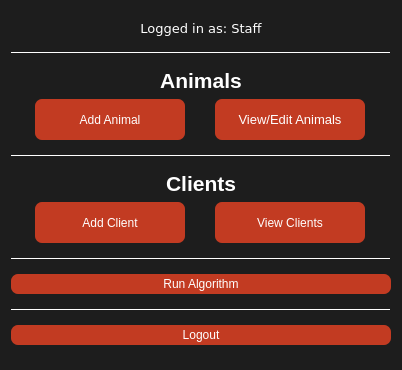
Qt form deliverable3-code/staffhomepage.ui (ashleefoureyes/quackjaws) before a commit.
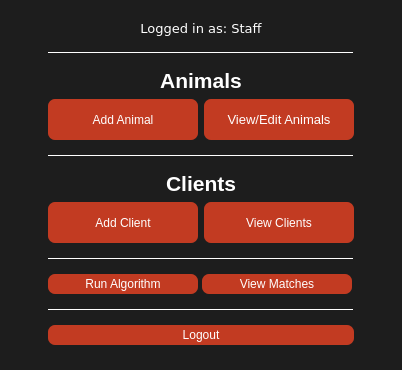
The same form after that commit. Icons and pictures are not drawn.

Commit message: Created algorithm class and emptying map every time algorithm is run

```diff
--- a/deliverable3-code/staffhomepage.ui
+++ b/deliverable3-code/staffhomepage.ui
@@ -56,8 +56,8 @@
 color: #ffffff
 }</string>
   </property>
-  <layout class="QVBoxLayout" name="verticalLayout_3">
-   <item>
+  <layout class="QGridLayout" name="gridLayout">
+   <item row="0" column="0">
     <widget class="QLabel" name="label">
      <property name="minimumSize">
       <size>
@@ -85,7 +85,7 @@
      </property>
     </widget>
    </item>
-   <item>
+   <item row="1" column="0">
     <widget class="Line" name="line">
      <property name="minimumSize">
       <size>
@@ -107,7 +107,7 @@
      </property>
     </widget>
    </item>
-   <item>
+   <item row="2" column="0">
     <layout class="QVBoxLayout" name="verticalLayout">
      <item>
       <widget class="QLabel" name="lbAnimals">
@@ -181,7 +181,7 @@
      </item>
     </layout>
    </item>
-   <item>
+   <item row="3" column="0">
     <widget class="Line" name="line_2">
      <property name="minimumSize">
       <size>
@@ -200,7 +200,7 @@
      </property>
     </widget>
    </item>
-   <item>
+   <item row="4" column="0">
     <layout class="QVBoxLayout" name="verticalLayout_2">
      <item>
       <widget class="QLabel" name="lbClients">
@@ -269,7 +269,7 @@
      </item>
     </layout>
    </item>
-   <item>
+   <item row="5" column="0">
     <widget class="Line" name="line_4">
      <property name="minimumSize">
       <size>
@@ -288,6 +288,11 @@
      </property>
     </widget>
    </item>
+   <item row="6" column="0">
+    <layout class="QHBoxLayout" name="horizontalLayout_3">
+     <property name="spacing">
+      <number>4</number>
+     </property>
    <item>
     <widget class="QPushButton" name="bRunAlgorithm">
      <property name="minimumSize">
@@ -296,12 +301,39 @@
        <height>20</height>
       </size>
      </property>
+       <property name="maximumSize">
+        <size>
+         <width>150</width>
+         <height>41</height>
+        </size>
+       </property>
      <property name="text">
       <string>Run Algorithm</string>
      </property>
     </widget>
    </item>
    <item>
+      <widget class="QPushButton" name="bViewMatches">
+       <property name="minimumSize">
+        <size>
+         <width>150</width>
+         <height>41</height>
+        </size>
+       </property>
+       <property name="maximumSize">
+        <size>
+         <width>150</width>
+         <height>16777215</height>
+        </size>
+       </property>
+       <property name="text">
+        <string>View Matches</string>
+       </property>
+      </widget>
+     </item>
+    </layout>
+   </item>
+   <item row="7" column="0">
     <widget class="Line" name="line_3">
      <property name="minimumSize">
       <size>
@@ -320,7 +352,7 @@
      </property>
     </widget>
    </item>
-   <item>
+   <item row="8" column="0">
     <widget class="QPushButton" name="bLogout">
      <property name="text">
       <string>Logout</string>
```
Lines whose indentation alone changed are shown as unchanged. The commit also changes 8 other files.
